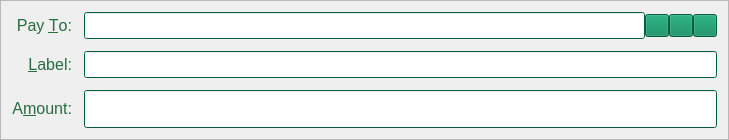
Above: src/qt/forms/sendcoinsentry.ui from EverGreenCoinDev/EverGreenCoin before the change. Below: the same form after it.
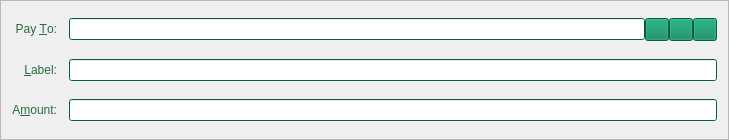
That is the form after the change. Icons and pictures are not drawn. Custom widgets are drawn as their Qt base class.

What changed in the file:
```diff
--- a/src/qt/forms/sendcoinsentry.ui
+++ b/src/qt/forms/sendcoinsentry.ui
@@ -448,14 +448,6 @@
          </disabled>
         </palette>
        </property>
-       <property name="font">
-        <font>
-         <pointsize>12</pointsize>
-         <weight>50</weight>
-         <bold>false</bold>
-         <stylestrategy>PreferAntialias</stylestrategy>
-        </font>
-       </property>
        <property name="toolTip">
         <string>Enter a label for this address to add it to your address book</string>
        </property>
@@ -471,9 +463,9 @@
         <colorrole role="WindowText">
          <brush brushstyle="SolidPattern">
           <color alpha="255">
-           <red>38</red>
-           <green>108</green>
-           <blue>63</blue>
+           <red>255</red>
+           <green>255</green>
+           <blue>255</blue>
           </color>
          </brush>
         </colorrole>
@@ -525,9 +517,9 @@
         <colorrole role="Text">
          <brush brushstyle="SolidPattern">
           <color alpha="255">
-           <red>38</red>
-           <green>108</green>
-           <blue>63</blue>
+           <red>255</red>
+           <green>255</green>
+           <blue>255</blue>
           </color>
          </brush>
         </colorrole>
@@ -543,9 +535,9 @@
         <colorrole role="ButtonText">
          <brush brushstyle="SolidPattern">
           <color alpha="255">
-           <red>38</red>
-           <green>108</green>
-           <blue>63</blue>
+           <red>255</red>
+           <green>255</green>
+           <blue>255</blue>
           </color>
          </brush>
         </colorrole>
@@ -608,9 +600,9 @@
         <colorrole role="WindowText">
          <brush brushstyle="SolidPattern">
           <color alpha="255">
-           <red>38</red>
-           <green>108</green>
-           <blue>63</blue>
+           <red>255</red>
+           <green>255</green>
+           <blue>255</blue>
           </color>
          </brush>
         </colorrole>
@@ -662,9 +654,9 @@
         <colorrole role="Text">
          <brush brushstyle="SolidPattern">
           <color alpha="255">
-           <red>38</red>
-           <green>108</green>
-           <blue>63</blue>
+           <red>255</red>
+           <green>255</green>
+           <blue>255</blue>
           </color>
          </brush>
         </colorrole>
@@ -680,9 +672,9 @@
         <colorrole role="ButtonText">
          <brush brushstyle="SolidPattern">
           <color alpha="255">
-           <red>38</red>
-           <green>108</green>
-           <blue>63</blue>
+           <red>255</red>
+           <green>255</green>
+           <blue>255</blue>
           </color>
          </brush>
         </colorrole>
@@ -745,9 +737,9 @@
         <colorrole role="WindowText">
          <brush brushstyle="SolidPattern">
           <color alpha="255">
-           <red>38</red>
-           <green>108</green>
-           <blue>63</blue>
+           <red>19</red>
+           <green>54</green>
+           <blue>31</blue>
           </color>
          </brush>
         </colorrole>
@@ -799,9 +791,9 @@
         <colorrole role="Text">
          <brush brushstyle="SolidPattern">
           <color alpha="255">
-           <red>38</red>
-           <green>108</green>
-           <blue>63</blue>
+           <red>19</red>
+           <green>54</green>
+           <blue>31</blue>
           </color>
          </brush>
         </colorrole>
@@ -817,9 +809,9 @@
         <colorrole role="ButtonText">
          <brush brushstyle="SolidPattern">
           <color alpha="255">
-           <red>38</red>
-           <green>108</green>
-           <blue>63</blue>
+           <red>19</red>
+           <green>54</green>
+           <blue>31</blue>
           </color>
          </brush>
         </colorrole>
@@ -880,20 +872,8 @@
        </disabled>
       </palette>
      </property>
-     <property name="font">
-      <font>
-       <pointsize>12</pointsize>
-       <weight>50</weight>
-       <italic>false</italic>
-       <bold>false</bold>
-       <stylestrategy>PreferAntialias</stylestrategy>
-      </font>
-     </property>
-     <property name="styleSheet">
-      <string notr="true">QLabel { color: #266C3F; }</string>
-     </property>
      <property name="text">
-      <string>&lt;html&gt;&lt;head/&gt;&lt;body&gt;&lt;p&gt;&lt;span&gt;&amp;amp;Label:&lt;/span&gt;&lt;/p&gt;&lt;/body&gt;&lt;/html&gt;</string>
+      <string>&lt;html&gt;&lt;head/&gt;&lt;body&gt;&lt;p&gt;&lt;span style=&quot; color:#266C3F;&quot;&gt;&amp;amp;Label:&lt;/span&gt;&lt;/p&gt;&lt;/body&gt;&lt;/html&gt;</string>
      </property>
      <property name="alignment">
       <set>Qt::AlignRight|Qt::AlignTrailing|Qt::AlignVCenter</set>
@@ -911,9 +891,9 @@
         <colorrole role="WindowText">
          <brush brushstyle="SolidPattern">
           <color alpha="255">
-           <red>38</red>
-           <green>108</green>
-           <blue>63</blue>
+           <red>255</red>
+           <green>255</green>
+           <blue>255</blue>
           </color>
          </brush>
         </colorrole>
@@ -965,9 +945,9 @@
         <colorrole role="Text">
          <brush brushstyle="SolidPattern">
           <color alpha="255">
-           <red>38</red>
-           <green>108</green>
-           <blue>63</blue>
+           <red>255</red>
+           <green>255</green>
+           <blue>255</blue>
           </color>
          </brush>
         </colorrole>
@@ -983,9 +963,9 @@
         <colorrole role="ButtonText">
          <brush brushstyle="SolidPattern">
           <color alpha="255">
-           <red>38</red>
-           <green>108</green>
-           <blue>63</blue>
+           <red>255</red>
+           <green>255</green>
+           <blue>255</blue>
           </color>
          </brush>
         </colorrole>
@@ -1048,9 +1028,9 @@
         <colorrole role="WindowText">
          <brush brushstyle="SolidPattern">
           <color alpha="255">
-           <red>38</red>
-           <green>108</green>
-           <blue>63</blue>
+           <red>255</red>
+           <green>255</green>
+           <blue>255</blue>
           </color>
          </brush>
         </colorrole>
@@ -1102,9 +1082,9 @@
         <colorrole role="Text">
          <brush brushstyle="SolidPattern">
           <color alpha="255">
-           <red>38</red>
-           <green>108</green>
-           <blue>63</blue>
+           <red>255</red>
+           <green>255</green>
+           <blue>255</blue>
           </color>
          </brush>
         </colorrole>
@@ -1120,9 +1100,9 @@
         <colorrole role="ButtonText">
          <brush brushstyle="SolidPattern">
           <color alpha="255">
-           <red>38</red>
-           <green>108</green>
-           <blue>63</blue>
+           <red>255</red>
+           <green>255</green>
+           <blue>255</blue>
           </color>
          </brush>
         </colorrole>
@@ -1185,9 +1165,9 @@
         <colorrole role="WindowText">
          <brush brushstyle="SolidPattern">
           <color alpha="255">
-           <red>38</red>
-           <green>108</green>
-           <blue>63</blue>
+           <red>19</red>
+           <green>54</green>
+           <blue>31</blue>
           </color>
          </brush>
         </colorrole>
@@ -1239,9 +1219,9 @@
         <colorrole role="Text">
          <brush brushstyle="SolidPattern">
           <color alpha="255">
-           <red>38</red>
-           <green>108</green>
-           <blue>63</blue>
+           <red>19</red>
+           <green>54</green>
+           <blue>31</blue>
           </color>
          </brush>
         </colorrole>
@@ -1257,9 +1237,9 @@
         <colorrole role="ButtonText">
          <brush brushstyle="SolidPattern">
           <color alpha="255">
-           <red>38</red>
-           <green>108</green>
-           <blue>63</blue>
+           <red>19</red>
+           <green>54</green>
+           <blue>31</blue>
           </color>
          </brush>
         </colorrole>
@@ -1320,20 +1300,8 @@
        </disabled>
       </palette>
      </property>
-     <property name="font">
-      <font>
-       <pointsize>12</pointsize>
-       <weight>50</weight>
-       <italic>false</italic>
-       <bold>false</bold>
-       <stylestrategy>PreferAntialias</stylestrategy>
-      </font>
-     </property>
-     <property name="styleSheet">
-      <string notr="true">QLabel { color: #266C3F; }</string>
-     </property>
      <property name="text">
-      <string>&lt;html&gt;&lt;head/&gt;&lt;body&gt;&lt;p&gt;&lt;span&gt;A&amp;amp;mount:&lt;/span&gt;&lt;/p&gt;&lt;/body&gt;&lt;/html&gt;</string>
+      <string>&lt;html&gt;&lt;head/&gt;&lt;body&gt;&lt;p&gt;&lt;span style=&quot; color:#266C3F;&quot;&gt;A&amp;amp;mount:&lt;/span&gt;&lt;/p&gt;&lt;/body&gt;&lt;/html&gt;</string>
      </property>
      <property name="alignment">
       <set>Qt::AlignRight|Qt::AlignTrailing|Qt::AlignVCenter</set>
@@ -1351,9 +1319,9 @@
         <colorrole role="WindowText">
          <brush brushstyle="SolidPattern">
           <color alpha="255">
-           <red>38</red>
-           <green>108</green>
-           <blue>63</blue>
+           <red>255</red>
+           <green>255</green>
+           <blue>255</blue>
           </color>
          </brush>
         </colorrole>
@@ -1405,9 +1373,9 @@
         <colorrole role="Text">
          <brush brushstyle="SolidPattern">
           <color alpha="255">
-           <red>38</red>
-           <green>108</green>
-           <blue>63</blue>
+           <red>255</red>
+           <green>255</green>
+           <blue>255</blue>
           </color>
          </brush>
         </colorrole>
@@ -1423,9 +1391,9 @@
         <colorrole role="ButtonText">
          <brush brushstyle="SolidPattern">
           <color alpha="255">
-           <red>38</red>
-           <green>108</green>
-           <blue>63</blue>
+           <red>255</red>
+           <green>255</green>
+           <blue>255</blue>
           </color>
          </brush>
         </colorrole>
@@ -1488,9 +1456,9 @@
         <colorrole role="WindowText">
          <brush brushstyle="SolidPattern">
           <color alpha="255">
-           <red>38</red>
-           <green>108</green>
-           <blue>63</blue>
+           <red>255</red>
+           <green>255</green>
+           <blue>255</blue>
           </color>
          </brush>
         </colorrole>
@@ -1542,9 +1510,9 @@
         <colorrole role="Text">
          <brush brushstyle="SolidPattern">
           <color alpha="255">
-           <red>38</red>
-           <green>108</green>
-           <blue>63</blue>
+           <red>255</red>
+           <green>255</green>
+           <blue>255</blue>
           </color>
          </brush>
         </colorrole>
@@ -1560,9 +1528,9 @@
         <colorrole role="ButtonText">
          <brush brushstyle="SolidPattern">
           <color alpha="255">
-           <red>38</red>
-           <green>108</green>
-           <blue>63</blue>
+           <red>255</red>
+           <green>255</green>
+           <blue>255</blue>
           </color>
          </brush>
         </colorrole>
@@ -1625,9 +1593,9 @@
         <colorrole role="WindowText">
          <brush brushstyle="SolidPattern">
           <color alpha="255">
-           <red>38</red>
-           <green>108</green>
-           <blue>63</blue>
+           <red>19</red>
+           <green>54</green>
+           <blue>31</blue>
           </color>
          </brush>
         </colorrole>
@@ -1679,9 +1647,9 @@
         <colorrole role="Text">
          <brush brushstyle="SolidPattern">
           <color alpha="255">
-           <red>38</red>
-           <green>108</green>
-           <blue>63</blue>
+           <red>19</red>
+           <green>54</green>
+           <blue>31</blue>
           </color>
          </brush>
         </colorrole>
@@ -1697,9 +1665,9 @@
         <colorrole role="ButtonText">
          <brush brushstyle="SolidPattern">
           <color alpha="255">
-           <red>38</red>
-           <green>108</green>
-           <blue>63</blue>
+           <red>19</red>
+           <green>54</green>
+           <blue>31</blue>
           </color>
          </brush>
         </colorrole>
@@ -1760,20 +1728,8 @@
        </disabled>
       </palette>
      </property>
-     <property name="font">
-      <font>
-       <pointsize>12</pointsize>
-       <weight>50</weight>
-       <italic>false</italic>
-       <bold>false</bold>
-       <stylestrategy>PreferAntialias</stylestrategy>
-      </font>
-     </property>
-     <property name="styleSheet">
-      <string notr="true">QLabel { color: #266C3F; }</string>
-     </property>
      <property name="text">
-      <string>&lt;html&gt;&lt;head/&gt;&lt;body&gt;&lt;p&gt;&lt;span&gt;Pay &amp;amp;To:&lt;/span&gt;&lt;/p&gt;&lt;/body&gt;&lt;/html&gt;</string>
+      <string>&lt;html&gt;&lt;head/&gt;&lt;body&gt;&lt;p&gt;&lt;span style=&quot; color:#266C3F;&quot;&gt;Pay &amp;amp;To:&lt;/span&gt;&lt;/p&gt;&lt;/body&gt;&lt;/html&gt;</string>
      </property>
      <property name="alignment">
       <set>Qt::AlignRight|Qt::AlignTrailing|Qt::AlignVCenter</set>
@@ -2205,14 +2161,6 @@
          </disabled>
         </palette>
        </property>
-       <property name="font">
-        <font>
-         <pointsize>12</pointsize>
-         <weight>50</weight>
-         <bold>false</bold>
-         <stylestrategy>PreferAntialias</stylestrategy>
-        </font>
-       </property>
        <property name="toolTip">
         <string>The EGC address to send the payment to  (e.g. EdFwYw4Mo2Zq6CFM2yNJgXvE2DTJxgdBRX)</string>
        </property>
@@ -2638,13 +2586,6 @@
          </disabled>
         </palette>
        </property>
-       <property name="font">
-        <font>
-         <weight>50</weight>
-         <bold>false</bold>
-         <stylestrategy>PreferAntialias</stylestrategy>
-        </font>
-       </property>
        <property name="toolTip">
         <string>Choose address from address book</string>
        </property>
@@ -3077,13 +3018,6 @@
          </disabled>
         </palette>
        </property>
-       <property name="font">
-        <font>
-         <weight>50</weight>
-         <bold>false</bold>
-         <stylestrategy>PreferAntialias</stylestrategy>
-        </font>
-       </property>
        <property name="toolTip">
         <string>Paste address from clipboard</string>
        </property>
@@ -3516,13 +3450,6 @@
          </disabled>
         </palette>
        </property>
-       <property name="font">
-        <font>
-         <weight>50</weight>
-         <bold>false</bold>
-         <stylestrategy>PreferAntialias</stylestrategy>
-        </font>
-       </property>
        <property name="toolTip">
         <string>Remove this recipient</string>
        </property>
@@ -3542,7 +3469,7 @@
      <property name="minimumSize">
       <size>
        <width>0</width>
-       <height>38</height>
+       <height>0</height>
       </size>
      </property>
      <property name="baseSize">
@@ -3966,13 +3893,6 @@
        </disabled>
       </palette>
      </property>
-     <property name="font">
-      <font>
-       <weight>50</weight>
-       <bold>false</bold>
-       <stylestrategy>PreferAntialias</stylestrategy>
-      </font>
-     </property>
      <property name="toolTip">
       <string>The amount of EGC to send</string>
      </property>
```
Left out of the diff: 4 changed lines with no effect on the pictures.
